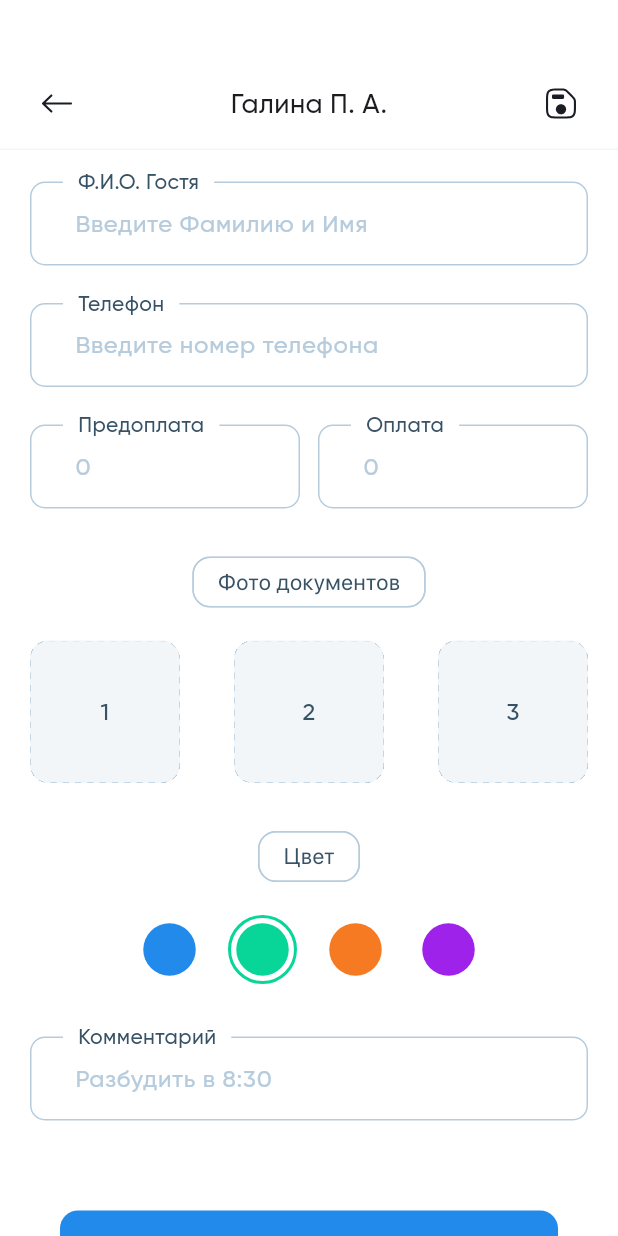
After one commit to x4dead/qaz-booking-ui, a Flutter app: the GuestInfoPage screen opened by its route, scrolled down 576 dp, after a tap on "Готово", on a phone screen of 412 x 824 dp. The commit adds this screen. Run offline on Flutter 3.47's test engine with Material 3 defaults, Android fonts, the phone set to English and light mode, and no system bars; our stand-ins replace flutter_svg, go_router, syncfusion_flutter_datepicker, timezone; missing offline and left inert: syncfusion_flutter_core.

Commit message:
Вынес виджеты прикрипления фото и чип виджет, добавил свг, доверстал экран записи гостя

```diff
--- a/lib/ui/pages/archive_page/archive_page.dart
+++ b/lib/ui/pages/archive_page/archive_page.dart
@@ -47,7 +47,7 @@ class _ArchivePageState extends State<ArchivePage> {
               itemBuilder: (ctx, index) {
                 return SplashButton(
                   onTap: () {
-                    context.pushNamed('booking_object');
+                    context.pushNamed('guest_info');
                   },
                   child: SizedBox(
                     height: 98,
--- a/lib/ui/pages/booking_object_page/booking_object_page.dart
+++ b/lib/ui/pages/booking_object_page/booking_object_page.dart
@@ -1,15 +1,13 @@
 import 'package:flutter/material.dart';
 import 'package:go_router/go_router.dart';
 import 'package:qaz_booking_ui/themes/colors/app_colors.dart';
-import 'package:qaz_booking_ui/themes/text_style/text_style.dart';
-import 'package:qaz_booking_ui/ui/widgets/dashed_rect.dart';
+import 'package:qaz_booking_ui/ui/widgets/custom_chip.dart';
 import 'package:qaz_booking_ui/ui/widgets/custom_app_bar.dart';
 import 'package:qaz_booking_ui/ui/widgets/custom_button.dart';
 import 'package:qaz_booking_ui/ui/widgets/custom_dropdown_menu.dart';
 import 'package:qaz_booking_ui/ui/widgets/floating_label_text_field.dart';
-import 'package:qaz_booking_ui/ui/widgets/splash_button.dart';
+import 'package:qaz_booking_ui/ui/widgets/image_attach_widget.dart';
 import 'package:qaz_booking_ui/utils/constants/ui_constants.dart';
-import 'package:qaz_booking_ui/utils/extentions/figma_height.dart';
 import 'dart:math' as math;
 
 class BookingObjectPage extends StatefulWidget {
@@ -131,25 +129,14 @@ class _BookingObjectPageState extends State<BookingObjectPage> {
                 hintText: 'Введите стоимость объекта',
               ),
               kSBH25,
-              Chip(
-                backgroundColor: AppColors.colorWhite,
-                label: Text(
-                  'Фото',
-                  style: AppTextStyle.w400s15SFProDisplay,
-                ),
-                labelPadding: kPZero,
-                padding:
-                    const EdgeInsets.symmetric(horizontal: 16, vertical: 4),
-                shape: RoundedRectangleBorder(
-                  borderRadius: BorderRadius.circular(12),
-                  side: const BorderSide(
-                      color: AppColors.colorGray,
-                      strokeAlign: BorderSide.strokeAlignInside),
-                ),
-              ),
+              const CustomChip(title: 'Фото'),
               kSBH15,
-              Row(
-                  children: List.generate(math.max(0, 3 * 2 - 1), (index) {
+              ValueListenableBuilder(
+                  valueListenable: listImgs,
+                  builder: (context, v, child) {
+                    return Row(
+                        children:
+                            List.generate(math.max(0, 3 * 2 - 1), (index) {
                       if (index.isEven) {
                         final int itemIndex = index ~/ 2;
                         List localImgs = [
@@ -157,42 +144,21 @@ class _BookingObjectPageState extends State<BookingObjectPage> {
                           'https://encrypted-tbn0.gstatic.com/images?q=tbn:ANd9GcQH1MaELC2i0QAMgbY5ODNGI_BZusJEfZBmPQ&usqp=CAU',
                           "https://dynamic-media-cdn.tripadvisor.com/media/photo-o/07/59/a6/e0/rez-apart-hotel.jpg?w=700&h=-1&s=1"
                         ];
-                  return ValueListenableBuilder(
-                      valueListenable: listImgs,
-                      builder: (context, v, child) {
-                        return Container(
-                          height: 95,
-                          width: 100,
-                          clipBehavior: Clip.hardEdge,
-                          decoration: BoxDecoration(
-                            borderRadius: BorderRadius.circular(12),
-                            color: AppColors.colorLightGray,
-                            image: v.isEmpty
+                        return ImageAttachWidget(
+                          onTap: () {
+                            addObjecImage(itemIndex, localImgs[itemIndex]);
+                          },
+                          centerText: '${itemIndex + 1}',
+                          image: v.every((val) => val == '')
                               ? null
                               : DecorationImage(
                                   fit: BoxFit.cover,
                                   image: NetworkImage(v[itemIndex])),
-                          ),
-                          child: DashedRect(
-                            child: SplashButton(
-                              onTap: () => addObjecImage(
-                                  itemIndex, localImgs[itemIndex]),
-                              child: Center(
-                                child: Text(
-                                  '${itemIndex + 1}',
-                                  textAlign: TextAlign.center,
-                                  style: AppTextStyle.w500s16.copyWith(
-                                      color: AppColors.colorDarkGray,
-                                      height: 11.0.toFigmaHeight(16)),
-                                ),
-                              ),
-                            ),
-                          ),
                         );
-                      });
                       }
                       return const Spacer();
-              })),
+                    }));
+                  }),
               kSBH50,
               Padding(
                 padding: kPH20,
--- /dev/null
+++ b/lib/ui/pages/guest_info_page/guest_info_page.dart
@@ -0,0 +1,324 @@
+// ignore_for_file: deprecated_member_use
+
+import 'package:flutter/material.dart';
+import 'package:flutter_svg/svg.dart';
+import 'package:go_router/go_router.dart';
+import 'package:qaz_booking_ui/themes/colors/app_colors.dart';
+import 'package:qaz_booking_ui/ui/widgets/custom_chip.dart';
+import 'package:qaz_booking_ui/ui/widgets/custom_app_bar.dart';
+import 'package:qaz_booking_ui/ui/widgets/custom_button.dart';
+import 'package:qaz_booking_ui/ui/widgets/custom_dropdown_menu.dart';
+import 'package:qaz_booking_ui/ui/widgets/floating_label_text_field.dart';
+import 'package:qaz_booking_ui/ui/widgets/image_attach_widget.dart';
+import 'package:qaz_booking_ui/utils/constants/ui_constants.dart';
+import 'dart:math' as math;
+
+import 'package:qaz_booking_ui/utils/resources/app_images.dart';
+
+class GuestInfoPage extends StatefulWidget {
+  const GuestInfoPage({super.key, this.isRegisterGuset = false});
+  final bool isRegisterGuset;
+
+  @override
+  State<GuestInfoPage> createState() => _GuestInfoPageState();
+}
+
+class _GuestInfoPageState extends State<GuestInfoPage> {
+  final selectedColorIndex = ValueNotifier<int>(1);
+  final bookingStatus = TextEditingController();
+  final guestChildren = TextEditingController();
+  final guestAdults = TextEditingController();
+  final guestFullName = TextEditingController();
+  final objectName = TextEditingController();
+
+  final guestPhone = TextEditingController();
+  final prepayment = TextEditingController();
+  final payment = TextEditingController();
+  final comment = TextEditingController();
+  final arrivalDate = TextEditingController();
+  final arrivalTime = TextEditingController();
+  final departureDate = TextEditingController();
+  final departureTime = TextEditingController();
+
+  @override
+  void dispose() {
+    super.dispose();
+    bookingStatus.dispose();
+    guestChildren.dispose();
+    guestAdults.dispose();
+    guestFullName.dispose();
+    objectName.dispose();
+    guestPhone.dispose();
+    prepayment.dispose();
+    payment.dispose();
+    comment.dispose();
+    arrivalDate.dispose();
+    arrivalTime.dispose();
+    departureDate.dispose();
+    departureTime.dispose();
+  }
+
+  ValueNotifier<List<String>> listImgs = ValueNotifier(['', '', '']);
+  void addObjecImage(int index, String url) {
+    final oldList = listImgs.value;
+
+    ///Обновление листа для перерисовки виджета
+    listImgs.value = [];
+    listImgs.value = oldList;
+
+    listImgs.value[index] = url;
+  }
+
+  @override
+  Widget build(BuildContext context) {
+    const colorsToSelect = [
+      AppColors.colorBlue,
+      AppColors.colorGreen,
+      AppColors.colorOrange,
+      AppColors.colorViolet,
+    ];
+    getSuffix(String svg) {
+      return Row(
+        mainAxisSize: MainAxisSize.min,
+        mainAxisAlignment: MainAxisAlignment.end,
+        children: [
+          kSBW12,
+          SvgPicture.asset(
+            svg,
+            color: AppColors.colorGray,
+          ),
+          kSBW20,
+        ],
+      );
+    }
+
+    return Scaffold(
+      backgroundColor: AppColors.colorWhite,
+      appBar: CustomAppBar(
+        title: 'Галина П. А.',
+        action: (
+          SvgPicture.asset(
+            AppImages.save,
+            color: AppColors.colorBlack,
+          ),
+          () {},
+        ),
+      ),
+      body: SingleChildScrollView(
+        child: Padding(
+          padding: kPH20,
+          child: Column(
+            children: [
+              kSBH20,
+              FloatingLabelTextField(
+                suffix: getSuffix(AppImages.calendar),
+                controller: arrivalDate,
+                floatingLabelText: 'Дата заезда',
+                hintText: '01.01.0001',
+              ),
+              kSBH25,
+              FloatingLabelTextField(
+                suffix: getSuffix(AppImages.time),
+                controller: arrivalTime,
+                floatingLabelText: 'Время заезда',
+                hintText: '00:00',
+              ),
+              kSBH25,
+              FloatingLabelTextField(
+                suffix: getSuffix(AppImages.calendar),
+                controller: departureDate,
+                floatingLabelText: 'Дата выезда',
+                hintText: '01.01.0001',
+              ),
+              kSBH25,
+              FloatingLabelTextField(
+                suffix: getSuffix(AppImages.time),
+                controller: departureTime,
+                floatingLabelText: 'Время выезда',
+                hintText: '00:00',
+              ),
+              kSBH25,
+              Row(
+                children: [
+                  Flexible(
+                    child: FloatingLabelTextField(
+                      controller: bookingStatus,
+                      floatingLabelText: 'Взрослые',
+                      hintText: '0',
+                    ),
+                  ),
+                  kSBW12,
+                  Flexible(
+                    child: FloatingLabelTextField(
+                      controller: guestAdults,
+                      floatingLabelText: 'Дети',
+                      hintText: '0',
+                    ),
+                  ),
+                ],
+              ),
+              kSBH25,
+              kSBH10,
+              CustomDropdownMenu(
+                initialSelectedObject: 'Комната 1',
+                onSelected: (p0) {},
+                floatingLabelText: 'Объект',
+                hintText: "Введите текст",
+                menuObjects: const [
+                  'Комната 1',
+                  'Комната 2',
+                  'Комната 3',
+                  'Комната 4',
+                  'Комната 5',
+                  'Комната 6',
+                ],
+              ),
+              kSBH25,
+              CustomDropdownMenu(
+                initialSelectedObject: 'Предоплата',
+                onSelected: (p0) {},
+                floatingLabelText: 'Статус бронирования',
+                hintText: "Статус",
+                menuObjects: const [
+                  'Отмена бронирования',
+                  'Оплата отсутствует',
+                  'Предоплата',
+                  'Оплачено',
+                ],
+              ),
+              kSBH25,
+              FloatingLabelTextField(
+                controller: guestFullName,
+                floatingLabelText: 'Ф.И.О. Гостя',
+                hintText: 'Введите Фамилию и Имя',
+              ),
+              kSBH25,
+              FloatingLabelTextField(
+                controller: guestPhone,
+                floatingLabelText: 'Телефон',
+                hintText: 'Введите номер телефона',
+              ),
+              kSBH25,
+              Row(
+                children: [
+                  Flexible(
+                    child: FloatingLabelTextField(
+                      controller: prepayment,
+                      floatingLabelText: 'Предоплата',
+                      hintText: '0',
+                    ),
+                  ),
+                  kSBW12,
+                  Flexible(
+                    child: FloatingLabelTextField(
+                      controller: payment,
+                      floatingLabelText: 'Оплата',
+                      hintText: '0',
+                    ),
+                  ),
+                ],
+              ),
+              kSBH25,
+              const CustomChip(title: 'Фото документов'),
+              kSBH15,
+              Row(
+                  children: List.generate(math.max(0, 3 * 2 - 1), (index) {
+                if (index.isEven) {
+                  final int itemIndex = index ~/ 2;
+                  List localImgs = [
+                    'https://dynamic-media-cdn.tripadvisor.com/media/photo-o/21/92/c8/fb/rio-tigre-hotel.jpg?w=700&h=-1&s=1',
+                    'https://encrypted-tbn0.gstatic.com/images?q=tbn:ANd9GcQH1MaELC2i0QAMgbY5ODNGI_BZusJEfZBmPQ&usqp=CAU',
+                    "https://dynamic-media-cdn.tripadvisor.com/media/photo-o/07/59/a6/e0/rez-apart-hotel.jpg?w=700&h=-1&s=1"
+                  ];
+                  return ValueListenableBuilder(
+                      valueListenable: listImgs,
+                      builder: (context, v, child) {
+                        return ImageAttachWidget(
+                          onTap: () {
+                            addObjecImage(itemIndex, localImgs[itemIndex]);
+                          },
+                          centerText: '${itemIndex + 1}',
+                          image: v.every((val) => val == '')
+                              ? null
+                              : DecorationImage(
+                                  fit: BoxFit.cover,
+                                  image: NetworkImage(v[itemIndex])),
+                        );
+                      });
+                }
+                return const Spacer();
+              })),
+              kSBH25,
+              const CustomChip(title: 'Цвет'),
+              kSBH15,
+              Row(
+                  mainAxisAlignment: MainAxisAlignment.center,
+                  children: List.generate(math.max(0, 4 * 2 - 1), (index) {
+                    if (index.isEven) {
+                      final int itemIndex = index ~/ 2;
+
+                      return ValueListenableBuilder(
+                          valueListenable: selectedColorIndex,
+                          builder: (context, v, child) {
+                            return GestureDetector(
+                              onTap: () {
+                                if (selectedColorIndex.value != itemIndex) {
+                                  selectedColorIndex.value = itemIndex;
+                                }
+                              },
+                              child: SizedBox(
+                                height: 46,
+                                width: 46,
+                                child: Stack(
+                                    alignment: Alignment.center,
+                                    children: [
+                                      if (selectedColorIndex.value == itemIndex)
+                                        Container(
+                                          decoration: BoxDecoration(
+                                              borderRadius:
+                                                  BorderRadius.circular(100),
+                                              border: Border.all(
+                                                color:
+                                                    colorsToSelect[itemIndex],
+                                                width: 2,
+                                              )),
+                                        ),
+                                      Container(
+                                        height: 35,
+                                        width: 35,
+                                        decoration: BoxDecoration(
+                                          borderRadius:
+                                              BorderRadius.circular(100),
+                                          color: colorsToSelect[itemIndex],
+                                        ),
+                                      ),
+                                    ]),
+                              ),
+                            );
+                          });
+                    }
+                    return kSBW16;
+                  })),
+              kSBH25,
+              kSBH10,
+              FloatingLabelTextField(
+                controller: guestPhone,
+                floatingLabelText: 'Комментарий',
+                hintText: 'Разбудить в 8:30',
+              ),
+              kSBH50,
+              kSBH10,
+              Padding(
+                padding: kPH20,
+                child: CustomButton(buttonText: 'Готово', onTap: () {}
+                    // context.go('/objects_for_booking'),
+                    ),
+              ),
+              const SizedBox(height: 81)
+            ],
+          ),
+        ),
+      ),
+    );
+  }
+}
--- /dev/null
+++ b/lib/ui/widgets/custom_chip.dart
@@ -0,0 +1,27 @@
+import 'package:flutter/material.dart';
+import 'package:qaz_booking_ui/themes/colors/app_colors.dart';
+import 'package:qaz_booking_ui/themes/text_style/text_style.dart';
+import 'package:qaz_booking_ui/utils/constants/ui_constants.dart';
+
+class CustomChip extends StatelessWidget {
+  const CustomChip({super.key, required this.title});
+  final String title;
+  @override
+  Widget build(BuildContext context) {
+    return Chip(
+      backgroundColor: AppColors.colorWhite,
+      label: Text(
+        title,
+        style: AppTextStyle.w400s15SFProDisplay,
+      ),
+      labelPadding: kPZero,
+      padding: const EdgeInsets.symmetric(horizontal: 16, vertical: 4),
+      shape: RoundedRectangleBorder(
+        borderRadius: BorderRadius.circular(12),
+        side: const BorderSide(
+            color: AppColors.colorGray,
+            strokeAlign: BorderSide.strokeAlignInside),
+      ),
+    );
+  }
+}
--- /dev/null
+++ b/lib/ui/widgets/image_attach_widget.dart
@@ -0,0 +1,43 @@
+import 'package:flutter/material.dart';
+import 'package:qaz_booking_ui/themes/colors/app_colors.dart';
+import 'package:qaz_booking_ui/themes/text_style/text_style.dart';
+import 'package:qaz_booking_ui/ui/widgets/dashed_rect.dart';
+import 'package:qaz_booking_ui/ui/widgets/splash_button.dart';
+import 'package:qaz_booking_ui/utils/constants/ui_constants.dart';
+import 'package:qaz_booking_ui/utils/extentions/figma_height.dart';
+
+class ImageAttachWidget extends StatelessWidget {
+  const ImageAttachWidget({super.key, this.image, this.onTap, this.centerText});
+  final DecorationImage? image;
+  final VoidCallback? onTap;
+  final String? centerText;
+  @override
+  Widget build(BuildContext context) {
+    return Container(
+      height: 95,
+      width: 100,
+      clipBehavior: Clip.hardEdge,
+      decoration: BoxDecoration(
+        borderRadius: BorderRadius.circular(12),
+        color: AppColors.colorLightGray,
+        image: image,
+      ),
+      child: DashedRect(
+        child: SplashButton(
+          onTap: onTap,
+          child: centerText != null
+              ? Center(
+                  child: Text(
+                    centerText ?? '',
+                    textAlign: TextAlign.center,
+                    style: AppTextStyle.w500s16.copyWith(
+                        color: AppColors.colorDarkGray,
+                        height: 11.0.toFigmaHeight(16)),
+                  ),
+                )
+              : kNothing,
+        ),
+      ),
+    );
+  }
+}
--- a/lib/utils/constants/ui_constants.dart
+++ b/lib/utils/constants/ui_constants.dart
@@ -15,6 +15,7 @@ const kSBW20 = SizedBox(width: 20);
 const kSBH20 = SizedBox(height: 20);
 const kSBH15 = SizedBox(height: 15);
 const kSBH16 = SizedBox(height: 16);
+const kSBW16 = SizedBox(width: 16);
 const kSBW6 = SizedBox(width: 6);
 const kSBH6 = SizedBox(height: 6);
 const kSBH8 = SizedBox(height: 8);
--- a/lib/utils/resources/app_images.dart
+++ b/lib/utils/resources/app_images.dart
@@ -24,4 +24,5 @@ abstract class AppImages {
   static const person = 'assets/svg/person.svg';
   static const plus = 'assets/svg/plus.svg';
   static const tenge = 'assets/svg/₸.svg';
+  static const time = 'assets/svg/time.svg';
 }
--- a/lib/utils/router/router.dart
+++ b/lib/utils/router/router.dart
@@ -9,6 +9,7 @@ import 'package:qaz_booking_ui/ui/pages/auth_page/auth_page.dart';
 import 'package:qaz_booking_ui/ui/pages/booking_object_page/booking_object_page.dart';
 import 'package:qaz_booking_ui/ui/pages/main_page/main_page.dart';
 import 'package:qaz_booking_ui/ui/pages/objects_for_booking_page/objects_for_booking_page.dart';
+import 'package:qaz_booking_ui/ui/pages/guest_info_page/guest_info_page.dart';
 import 'package:qaz_booking_ui/ui/pages/splash_screen/splash_screen.dart';
 import 'package:qaz_booking_ui/ui/widgets/custom_app_bar.dart';
 import 'package:qaz_booking_ui/utils/router/fade_transition.dart';
@@ -31,7 +32,7 @@ class AppRouter {
             // return '/main';
             // } else {
             // return '/splash';
-            return '/objects_for_booking';
+            return '/archive';
             // }
           },
         ),
@@ -80,6 +81,14 @@ class AppRouter {
                 child: const BookingObjectPage(), key: state.pageKey);
           },
         ),
+        GoRoute(
+          name: 'guest_info',
+          path: '/guest_info',
+          pageBuilder: (context, state) {
+            return FadeTransitionPage(
+                child: const GuestInfoPage(), key: state.pageKey);
+          },
+        ),
       ],
       errorBuilder: (context, state) => Scaffold(
           backgroundColor: AppColors.colorWhite,
```
Also changed, not shown: assets/svg/time.svg (added). Lines whose indentation alone changed are shown as unchanged.
